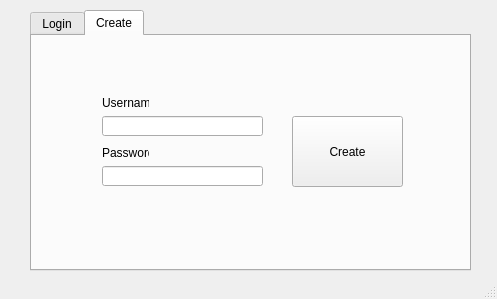
This is mainwindow.ui in curvySage/Get2gether as Qt 5 draws it before an edit. The edited form follows.
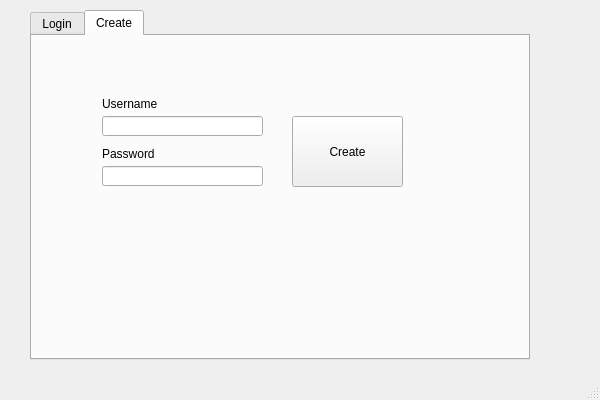
This is the edited form. The open tabs and pages were chosen to show the change.

Commit message: Created and made a functional edit button

```diff
--- a/mainwindow.ui
+++ b/mainwindow.ui
@@ -6,23 +6,53 @@
    <rect>
     <x>0</x>
     <y>0</y>
-    <width>497</width>
-    <height>299</height>
+    <width>600</width>
+    <height>400</height>
    </rect>
   </property>
+  <property name="sizePolicy">
+   <sizepolicy hsizetype="Maximum" vsizetype="Maximum">
+    <horstretch>0</horstretch>
+    <verstretch>0</verstretch>
+   </sizepolicy>
+  </property>
   <property name="windowTitle">
    <string>Get2Gether</string>
   </property>
   <widget class="QWidget" name="centralWidget">
+   <property name="sizePolicy">
+    <sizepolicy hsizetype="Maximum" vsizetype="Maximum">
+     <horstretch>0</horstretch>
+     <verstretch>0</verstretch>
+    </sizepolicy>
+   </property>
    <widget class="QTabWidget" name="tabWidget">
     <property name="geometry">
      <rect>
       <x>30</x>
       <y>10</y>
-      <width>441</width>
-      <height>261</height>
+      <width>500</width>
+      <height>350</height>
      </rect>
     </property>
+    <property name="sizePolicy">
+     <sizepolicy hsizetype="Maximum" vsizetype="Maximum">
+      <horstretch>0</horstretch>
+      <verstretch>0</verstretch>
+     </sizepolicy>
+    </property>
+    <property name="minimumSize">
+     <size>
+      <width>500</width>
+      <height>350</height>
+     </size>
+    </property>
+    <property name="maximumSize">
+     <size>
+      <width>450</width>
+      <height>300</height>
+     </size>
+    </property>
     <property name="currentIndex">
      <number>0</number>
     </property>
@@ -127,8 +157,8 @@
        <rect>
         <x>70</x>
         <y>60</y>
-        <width>47</width>
-        <height>13</height>
+        <width>71</width>
+        <height>16</height>
        </rect>
       </property>
       <property name="text">
@@ -166,8 +196,8 @@
        <rect>
         <x>70</x>
         <y>110</y>
-        <width>47</width>
-        <height>13</height>
+        <width>71</width>
+        <height>16</height>
        </rect>
       </property>
       <property name="text">
```
Left out of the diff: 8 changed lines with no effect on the pictures. The commit also changes 7 other files.
